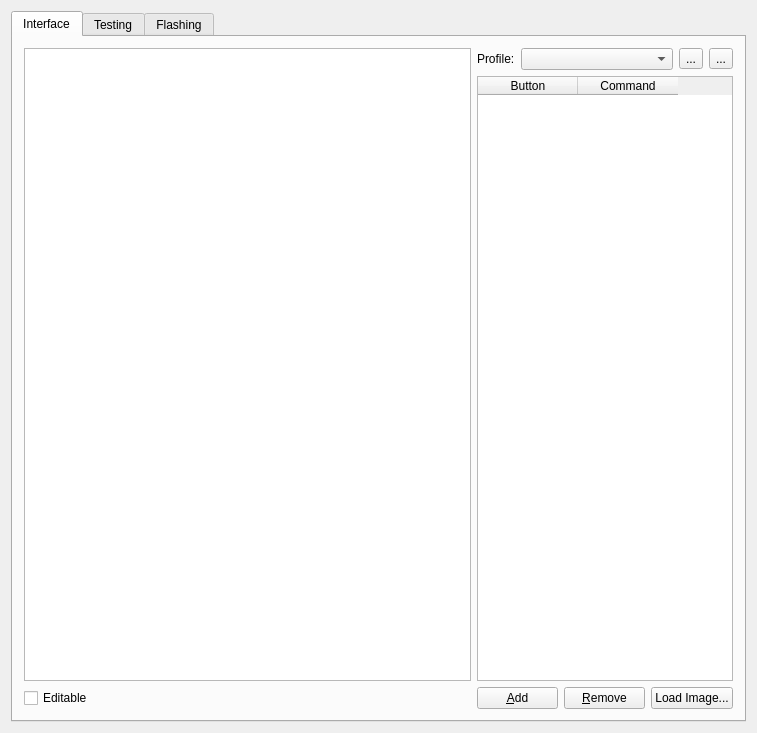
The window that desktop/iremotewindow.ui (esch3r/IRemote) describes before a commit, drawn with Qt 5.
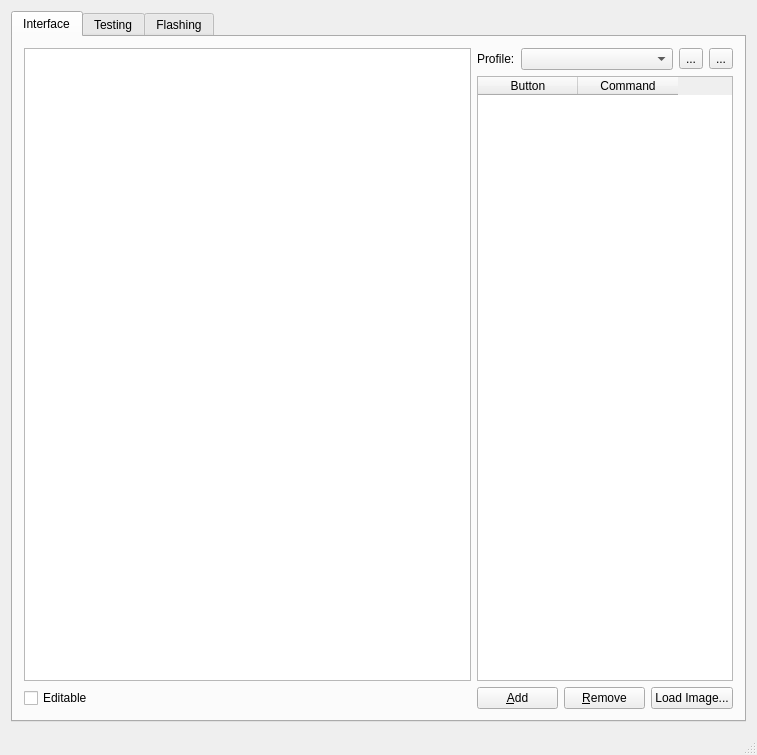
The same window after the commit. The open tabs and pages were chosen to show the change. Icons and pictures are not drawn.

Diff of the .ui file:
```diff
--- a/desktop/iremotewindow.ui
+++ b/desktop/iremotewindow.ui
@@ -745,6 +745,7 @@
     </item>
    </layout>
   </widget>
+  <widget class="QStatusBar" name="statusBar"/>
  </widget>
  <layoutdefault spacing="6" margin="11"/>
  <resources/>
```
Left out of the diff: 2 changed lines with no effect on the pictures.
